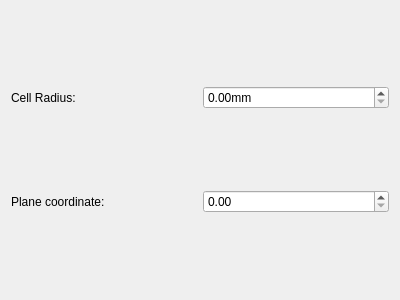
Old version of the form gui/panels/CA_Parameters_Panel.ui in the repository BorisBel02/CfcCA.
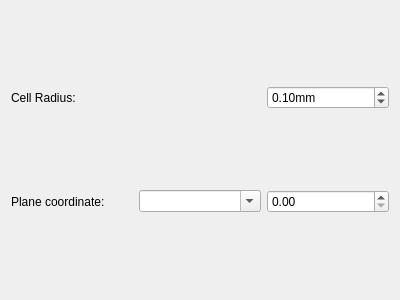
New version of the form.

```diff
--- a/gui/panels/CA_Parameters_Panel.ui
+++ b/gui/panels/CA_Parameters_Panel.ui
@@ -26,6 +26,12 @@
      <property name="suffix">
       <string>mm</string>
      </property>
+     <property name="minimum">
+      <double>0.000000000000000</double>
+     </property>
+     <property name="value">
+      <double>0.100000000000000</double>
+     </property>
     </widget>
    </item>
    <item row="1" column="1">
@@ -36,7 +42,17 @@
     </widget>
    </item>
    <item row="2" column="4">
-    <widget class="QDoubleSpinBox" name="plane"/>
+    <widget class="QDoubleSpinBox" name="planeCoord"/>
+   </item>
+   <item row="2" column="2">
+    <widget class="QComboBox" name="coord">
+     <property name="editable">
+      <bool>true</bool>
+     </property>
+     <property name="maxVisibleItems">
+      <number>3</number>
+     </property>
+    </widget>
    </item>
   </layout>
  </widget>
```
